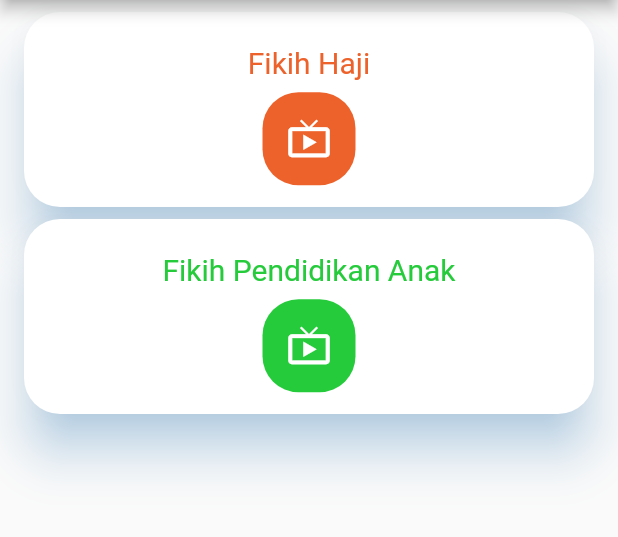
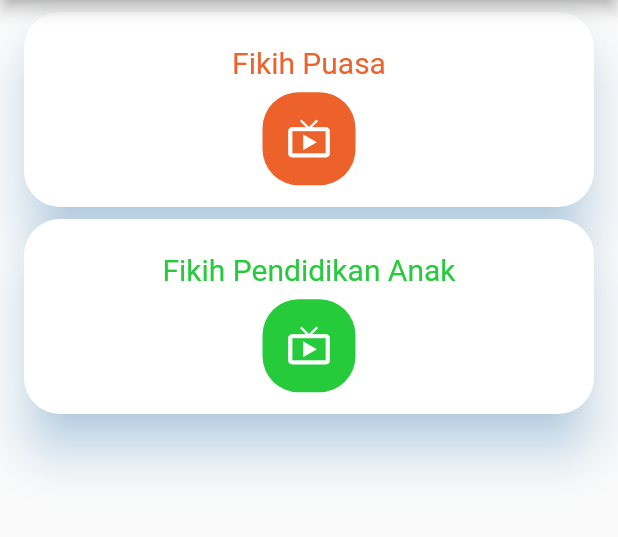
Before and after one commit to imamandrias/tugas11, a Flutter app: the FiqihPage screen opened directly, on a phone screen of 412 x 824 dp, the part 84-621 px from its top. Run offline on Flutter 3.47's test engine with Material 2 defaults, Android fonts, the phone set to English and light mode, and no system bars; missing offline and left inert: flutter_webview_plugin.

Commit message:
Salah Judul

```diff
--- a/playlistyoutube_app/lib/screen/fiqih.dart
+++ b/playlistyoutube_app/lib/screen/fiqih.dart
@@ -80,7 +80,7 @@ class _FiqihPageState extends State<FiqihPage> {
         mainAxisSpacing: 8.0,
         padding: EdgeInsets.symmetric(horizontal: 16.0, vertical: 8.0),
         children: [
-          myList(Icons.live_tv, 'Fikih Haji', 0xffed622b,
+          myList(Icons.live_tv, 'Fikih Puasa', 0xffed622b,
               'https://fikihhaji.herokuapp.com/'),
           myList(Icons.live_tv, 'Fikih Pendidikan Anak', 0xff26cb3c,
               'https://pendidikananak.herokuapp.com/'),
```
